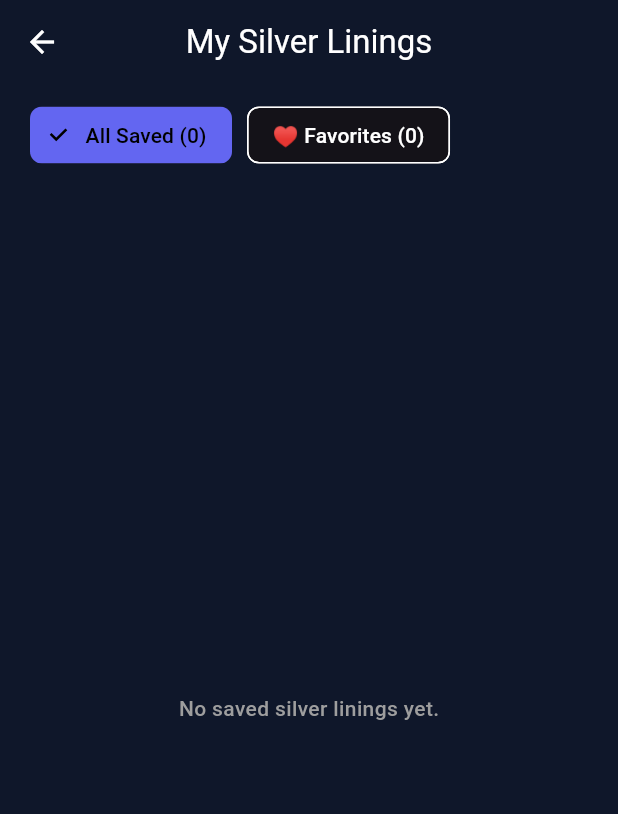
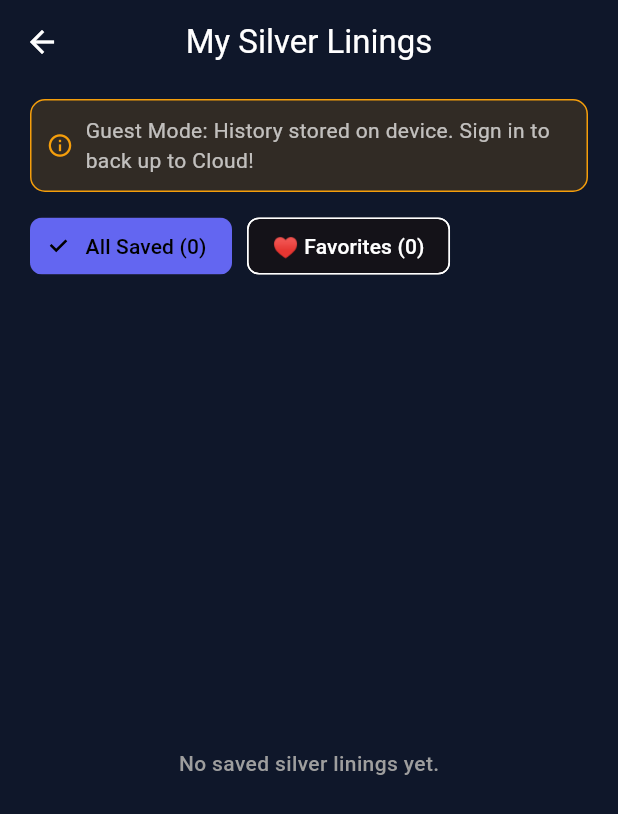
Before and after one commit to ihor-matiushenko/silver_lining, a Flutter app: the HistoryScreen screen opened directly, on a phone screen of 412 x 824 dp. Shown: the top 814 px of the screen. Run offline on Flutter 3.47's test engine with Material 3 defaults, Android fonts, the phone set to English and light mode, and no system bars; our stand-ins replace shared_preferences, supabase_flutter; accounts and stored records are empty.

Commit message:
feat(app): connect ApiReframingService and HistoryScreen to JWT auth header and PostgreSQL cloud sync APIs

```diff
--- a/app/lib/screens/history_screen.dart
+++ b/app/lib/screens/history_screen.dart
@@ -1,11 +1,13 @@
 import 'package:flutter/material.dart';
 import '../models/history_item.dart';
+import '../services/api_reframing_service.dart';
+import '../services/auth_service.dart';
 import '../services/storage_service.dart';
 import '../theme/app_colors.dart';
 import '../theme/app_typography.dart';
 import '../widgets/glass_card.dart';
 
-/// 📚 History & Favorites Screen Component (Connected to StorageService)
+/// 📚 History & Favorites Screen Component (Dual-Mode: Cloud Sync & Offline Storage)
 class HistoryScreen extends StatefulWidget {
   const HistoryScreen({super.key});
 
@@ -26,6 +28,17 @@ class _HistoryScreenState extends State<HistoryScreen> {
 
   Future<void> _loadHistory() async {
     setState(() => _isLoading = true);
+
+    if (AuthService().isAuthenticated) {
+      // ☁️ Authenticated User: Fetch Cloud History from PostgreSQL Backend!
+      final items = await ApiReframingService().fetchCloudHistory();
+      if (!mounted) return;
+      setState(() {
+        _historyItems = items;
+        _isLoading = false;
+      });
+    } else {
+      // 🆓 Guest User: Load offline items from local device shared_preferences
       final items = await StorageService.loadHistoryItems();
       if (!mounted) return;
       setState(() {
@@ -33,19 +46,30 @@ class _HistoryScreenState extends State<HistoryScreen> {
         _isLoading = false;
       });
     }
+  }
 
   Future<void> _toggleFavorite(HistoryItem item) async {
     setState(() {
       item.isFavorite = !item.isFavorite;
     });
+
+    if (AuthService().isAuthenticated) {
+      await ApiReframingService().toggleCloudFavorite(item.id);
+    } else {
       await StorageService.toggleFavorite(item.id);
+    }
   }
 
   Future<void> _deleteItem(HistoryItem item) async {
     setState(() {
       _historyItems.removeWhere((i) => i.id == item.id);
     });
+
+    if (AuthService().isAuthenticated) {
+      await ApiReframingService().deleteCloudRecord(item.id);
+    } else {
       await StorageService.deleteHistoryItem(item.id);
+    }
   }
 
   @override
@@ -54,9 +78,11 @@ class _HistoryScreenState extends State<HistoryScreen> {
         ? _historyItems.where((i) => i.isFavorite).toList()
         : _historyItems;
 
+    final isAuth = AuthService().isAuthenticated;
+
     return Scaffold(
       appBar: AppBar(
-        title: const Text('My Silver Linings'),
+        title: Text(isAuth ? '☁️ Cloud History' : 'My Silver Linings'),
         centerTitle: true,
         backgroundColor: Colors.transparent,
         elevation: 0,
@@ -65,6 +91,31 @@ class _HistoryScreenState extends State<HistoryScreen> {
         padding: const EdgeInsets.symmetric(horizontal: 20.0, vertical: 10.0),
         child: Column(
           children: [
+            // Mode Banner
+            if (!isAuth) ...[
+              Container(
+                padding: const EdgeInsets.all(10),
+                decoration: BoxDecoration(
+                  color: AppColors.warning.withValues(alpha: 0.15),
+                  borderRadius: BorderRadius.circular(10),
+                  border: Border.all(color: AppColors.warning),
+                ),
+                child: const Row(
+                  children: [
+                    Icon(Icons.info_outline, color: AppColors.warning, size: 18),
+                    SizedBox(width: 8),
+                    Expanded(
+                      child: Text(
+                        'Guest Mode: History stored on device. Sign in to back up to Cloud!',
+                        style: AppTypography.bodyMuted,
+                      ),
+                    ),
+                  ],
+                ),
+              ),
+              const SizedBox(height: 12),
+            ],
+
             // Filter Chips (All Saved vs Favorites)
             Row(
               children: [
```
Also changed, not shown: app/lib/services/api_reframing_service.dart (+90 -3 lines). Lines whose indentation alone changed are shown as unchanged.
